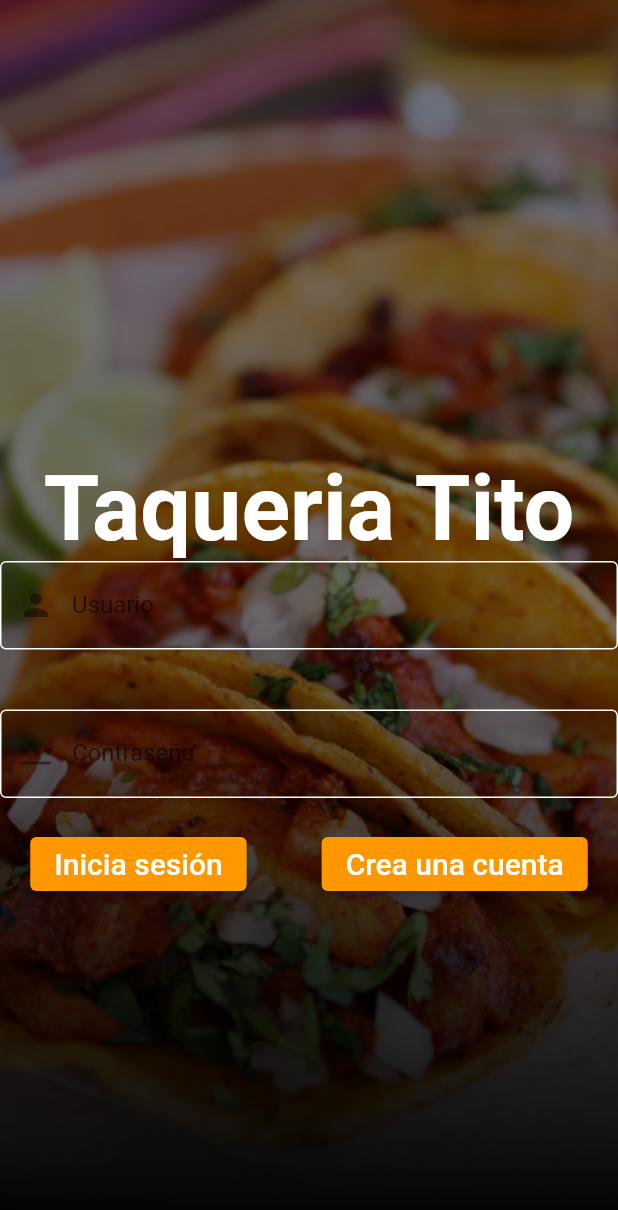
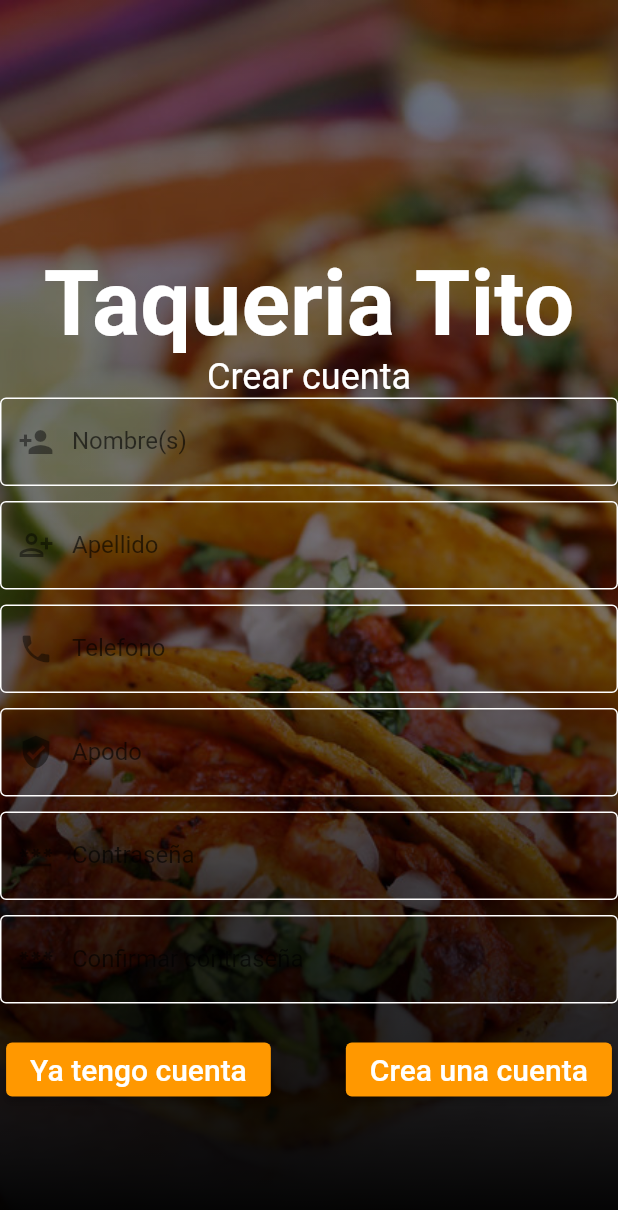
Before and after one commit to rsalasv/Tacos-Tito, a Flutter app: the screen it shows after launch, on a phone screen of 412 x 824 dp. Shown: the top 1210 px of the screen. Run offline on Flutter 3.47's test engine with Material 2 defaults, Android fonts, the light colour scheme and no system bars.

Commit message:
sign in added

```diff
--- a/tacos_tito/lib/main.dart
+++ b/tacos_tito/lib/main.dart
@@ -7,7 +7,7 @@ class MyApp extends StatelessWidget {
   @override
   Widget build(BuildContext context) {
     return MaterialApp(
-      home: Login(),
+      home: Signin(),
       theme: ThemeData(primarySwatch: Colors.orange),
     );
   }
--- a/tacos_tito/lib/views/all_views.dart
+++ b/tacos_tito/lib/views/all_views.dart
@@ -1,5 +1,6 @@
 export 'create_order.dart';
 export 'login.dart';
-export 'pending_orders.dart'
-export 'search_order.dart'
+export 'signin.dart';
+export 'pending_orders.dart';
+export 'search_order.dart';
 //ADD ALL VIEWS HERE FOR EASIER EXPORTING TO MAIN
--- /dev/null
+++ b/tacos_tito/lib/views/signin.dart
@@ -0,0 +1,99 @@
+import 'package:flutter/material.dart';
+import '../widgets/all_widgets.dart';
+
+class Signin extends StatefulWidget {
+  Signin({Key? key}) : super(key: key);
+
+  @override
+  _SigninState createState() => _SigninState();
+}
+
+class _SigninState extends State<Signin> {
+  @override
+  Widget build(BuildContext context) {
+    return Stack(
+      children: [
+        BackgroundImage(),
+        Scaffold(
+          resizeToAvoidBottomInset: false,
+          backgroundColor: Colors.transparent,
+          body: Column(mainAxisAlignment: MainAxisAlignment.center,children: [
+            SizedBox(height: 80,),
+            Text("Taqueria Tito", style: TextStyle(color: Colors.white, fontSize: 60, fontWeight: FontWeight.bold),),
+            Text("Crear cuenta", style: TextStyle(color: Colors.white, fontSize: 24),),
+            TextField(
+              style: TextStyle(color: Colors.white),
+              decoration: InputDecoration(
+                  enabledBorder: OutlineInputBorder(borderSide: BorderSide(color: Colors.white)),
+                  labelText: "Nombre(s)",
+                  border: OutlineInputBorder(),
+                  prefixIcon: Icon(Icons.person_add),
+                ),
+            ),
+            SizedBox(height: 10,),
+            TextField(
+              style: TextStyle(color: Colors.white),
+              decoration: InputDecoration(
+                  enabledBorder: OutlineInputBorder(borderSide: BorderSide(color: Colors.white)),
+                  labelText: "Apellido",
+                  border: OutlineInputBorder(),
+                  prefixIcon: Icon(Icons.person_add_alt),
+                ),
+            ),
+            SizedBox(height: 10,),
+            TextField(
+              keyboardType: TextInputType.number,
+              style: TextStyle(color: Colors.white),
+              decoration: InputDecoration(
+                  enabledBorder: OutlineInputBorder(borderSide: BorderSide(color: Colors.white)),
+                  labelText: "Telefono",
+                  border: OutlineInputBorder(),
+                  prefixIcon: Icon(Icons.phone),
+                ),
+            ),
+            SizedBox(height: 10,),
+            TextField(
+              style: TextStyle(color: Colors.white),
+              decoration: InputDecoration(
+                  enabledBorder: OutlineInputBorder(borderSide: BorderSide(color: Colors.white)),
+                  labelText: "Apodo",
+                  border: OutlineInputBorder(),
+                  prefixIcon: Icon(Icons.verified_user)
+                ),
+            ),
+            SizedBox(height: 10,),
+            TextField(
+              obscureText: true,
+              style: TextStyle(color: Colors.white),
+              decoration: InputDecoration(
+                  enabledBorder: OutlineInputBorder(borderSide: BorderSide(color: Colors.white)),
+                  labelText: "Contraseña",
+                  border: OutlineInputBorder(),
+                  prefixIcon: Icon(Icons.password),
+                ),
+            ),
+            SizedBox(height: 10,),
+            TextField(
+              obscureText: true,
+              style: TextStyle(color: Colors.white),
+              decoration: InputDecoration(
+                  enabledBorder: OutlineInputBorder(borderSide: BorderSide(color: Colors.white)),
+                  labelText: "Confirmar contraseña",
+                  border: OutlineInputBorder(),
+                  prefixIcon: Icon(Icons.password),
+                ),
+            ),
+            SizedBox(height: 20,),
+            Row(
+              mainAxisAlignment:MainAxisAlignment.center,
+              children: [
+                ElevatedButton(onPressed: ()=>{}, child: Text("Ya tengo cuenta", style: TextStyle(fontSize: 20, color: Colors.white),)),
+                SizedBox(width: 50,),
+                ElevatedButton(onPressed: ()=>{}, child: Text("Crea una cuenta", style: TextStyle(fontSize: 20, color: Colors.white),)),
+              ],)
+          ],),
+        )
+      ],
+    );
+  }
+}
```
